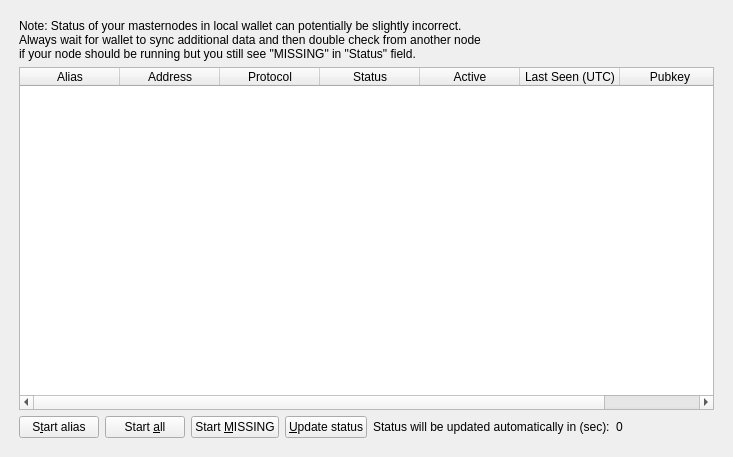
First picture: the form in src/qt/forms/masternodelist.ui, repository Globycoin/glbcore, before the edit.
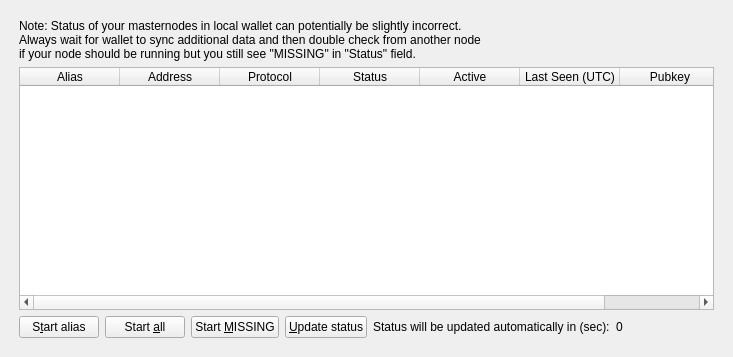
Second picture: the form after the edit.

```diff
--- a/src/qt/forms/masternodelist.ui
+++ b/src/qt/forms/masternodelist.ui
@@ -6,8 +6,8 @@
    <rect>
     <x>0</x>
     <y>0</y>
-    <width>723</width>
-    <height>457</height>
+    <width>523</width>
+    <height>357</height>
    </rect>
   </property>
   <property name="windowTitle">
```
